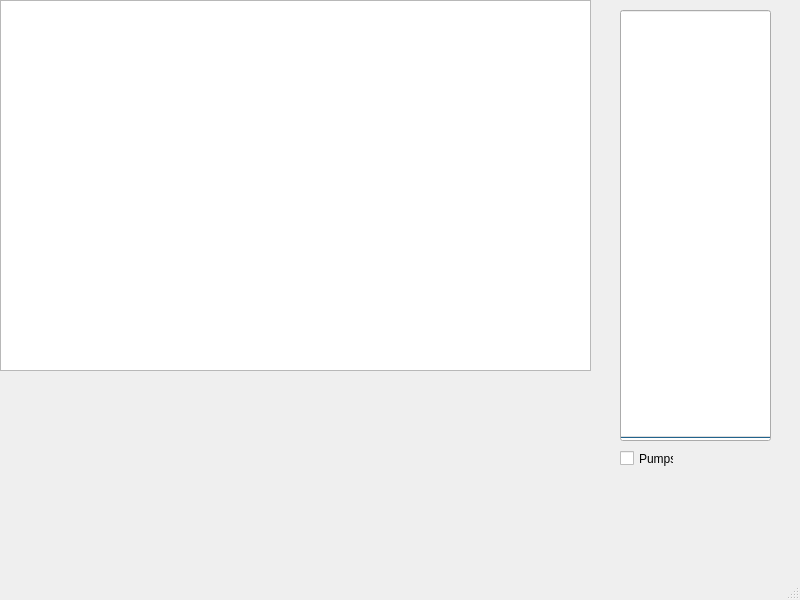
Above: gui.ui from krismaz/BrewLinker before the change. Below: the same form after it.
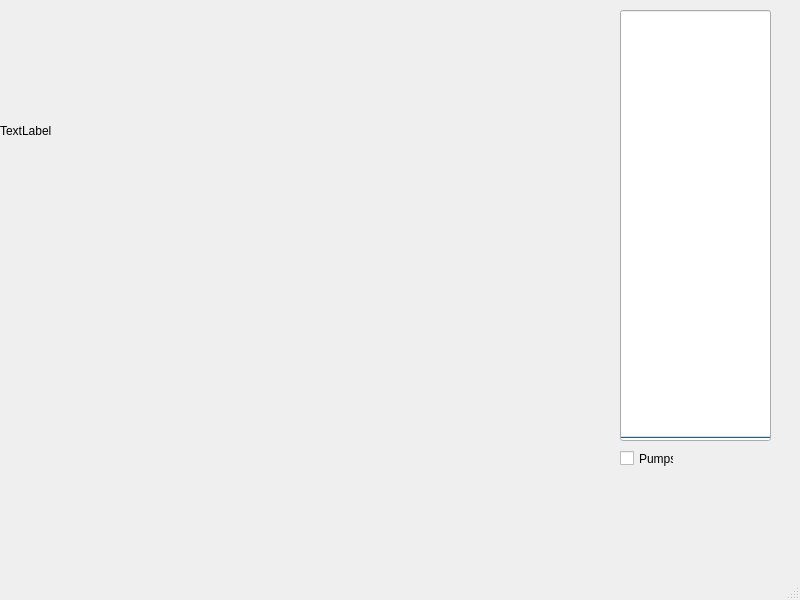
That is the form after the change.

Commit message: Stop UI from crashing, Show status in UI

What changed in the file:
```diff
--- a/gui.ui
+++ b/gui.ui
@@ -42,16 +42,6 @@
      <string>%p</string>
     </property>
    </widget>
-   <widget class="QTextBrowser" name="textBrowser">
-    <property name="geometry">
-     <rect>
-      <x>0</x>
-      <y>0</y>
-      <width>591</width>
-      <height>371</height>
-     </rect>
-    </property>
-   </widget>
    <widget class="QCheckBox" name="checkBox">
     <property name="enabled">
      <bool>true</bool>
@@ -68,6 +58,19 @@
      <string>Pumps</string>
     </property>
    </widget>
+   <widget class="QLabel" name="label">
+    <property name="geometry">
+     <rect>
+      <x>0</x>
+      <y>0</y>
+      <width>291</width>
+      <height>261</height>
+     </rect>
+    </property>
+    <property name="text">
+     <string>TextLabel</string>
+    </property>
+   </widget>
   </widget>
   <widget class="QMenuBar" name="menubar">
    <property name="geometry">
```
The commit also changes 6 other files.
